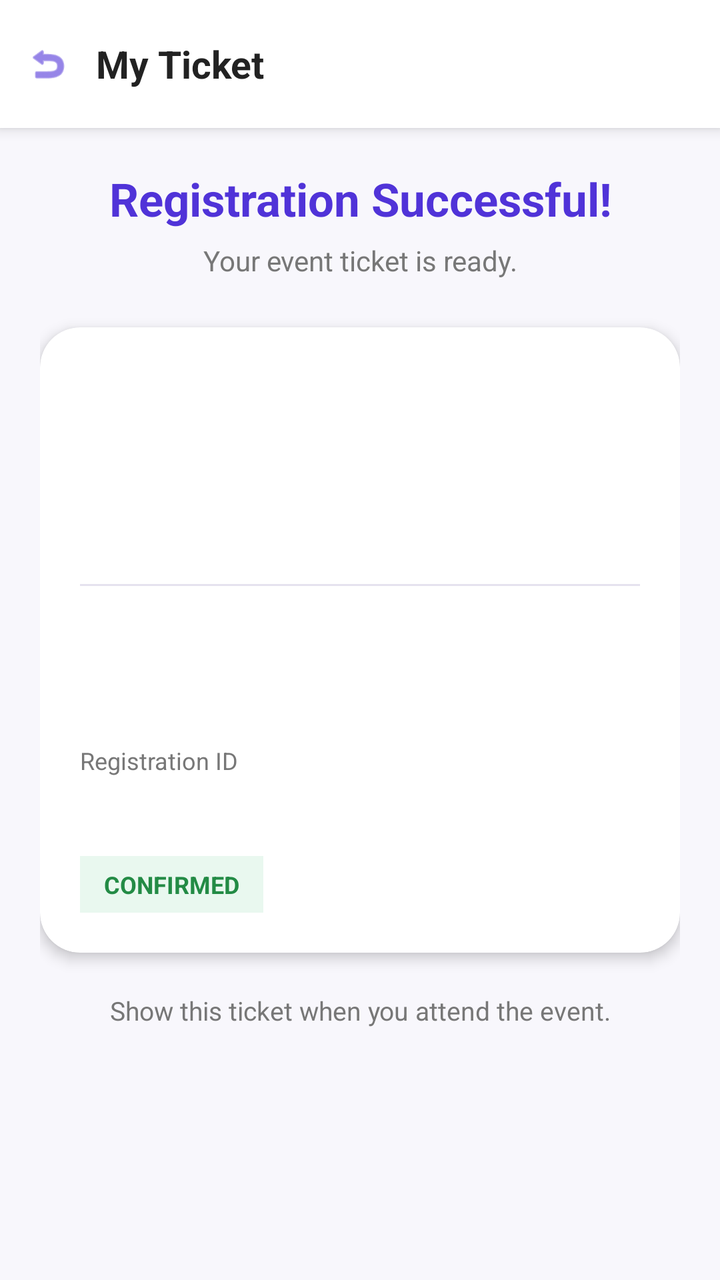
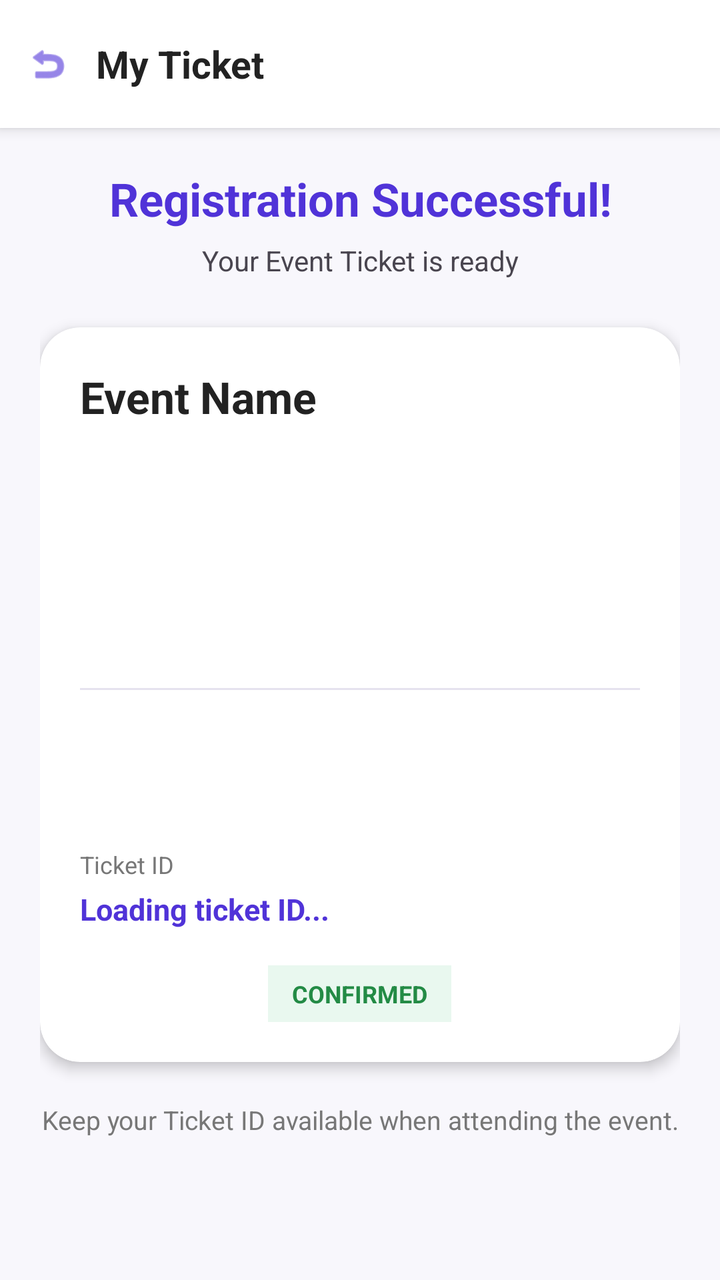

Before-and-after screenshots of an Android layout around one commit, followed by the original layout XML and the change that was made.
<!-- AndroidManifest.xml: application theme Theme.EventSphere -->
<!-- res/layout/activity_ticket.xml -->
<?xml version="1.0" encoding="utf-8"?>
<androidx.constraintlayout.widget.ConstraintLayout
    xmlns:android="http://schemas.android.com/apk/res/android"
    xmlns:app="http://schemas.android.com/apk/res-auto"
    android:layout_width="match_parent"
    android:layout_height="match_parent"
    android:background="#F8F7FC">

    

    <LinearLayout
        android:id="@+id/topBar"
        android:layout_width="0dp"
        android:layout_height="64dp"
        android:orientation="horizontal"
        android:gravity="center_vertical"
        android:background="@android:color/white"
        android:elevation="4dp"
        app:layout_constraintTop_toTopOf="parent"
        app:layout_constraintStart_toStartOf="parent"
        app:layout_constraintEnd_toEndOf="parent">

        <ImageView
            android:id="@+id/btnBack"
            android:layout_width="48dp"
            android:layout_height="48dp"
            android:padding="13dp"
            android:src="@android:drawable/ic_menu_revert"
            app:tint="#5033D8"
            android:contentDescription="Back" />

        <TextView
            android:layout_width="wrap_content"
            android:layout_height="wrap_content"
            android:text="My Ticket"
            android:textColor="#222222"
            android:textSize="19sp"
            android:textStyle="bold" />

    </LinearLayout>


    

    <ScrollView
        android:layout_width="0dp"
        android:layout_height="0dp"
        android:fillViewport="true"
        android:scrollbars="none"
        app:layout_constraintTop_toBottomOf="@id/topBar"
        app:layout_constraintBottom_toBottomOf="parent"
        app:layout_constraintStart_toStartOf="parent"
        app:layout_constraintEnd_toEndOf="parent">

        <LinearLayout
            android:layout_width="match_parent"
            android:layout_height="wrap_content"
            android:orientation="vertical"
            android:padding="20dp">

            

            <TextView
                android:layout_width="match_parent"
                android:layout_height="wrap_content"
                android:gravity="center"
                android:text="Registration Successful!"
                android:textColor="#5033D8"
                android:textSize="23sp"
                android:textStyle="bold" />

            <TextView
                android:layout_width="match_parent"
                android:layout_height="wrap_content"
                android:layout_marginTop="6dp"
                android:gravity="center"
                android:text="Your event ticket is ready."
                android:textColor="#777777"
                android:textSize="14sp" />


            

            <androidx.cardview.widget.CardView
                android:id="@+id/ticketCard"
                android:layout_width="match_parent"
                android:layout_height="wrap_content"
                android:layout_marginTop="24dp"
                app:cardBackgroundColor="@android:color/white"
                app:cardCornerRadius="20dp"
                app:cardElevation="4dp">

                <LinearLayout
                    android:layout_width="match_parent"
                    android:layout_height="wrap_content"
                    android:orientation="vertical"
                    android:padding="20dp">

                    

                    <TextView
                        android:id="@+id/tvEventTitle"
                        android:layout_width="match_parent"
                        android:layout_height="wrap_content"
                        android:textColor="#222222"
                        android:textSize="22sp"
                        android:textStyle="bold" />


                    

                    <TextView
                        android:id="@+id/tvEventDate"
                        android:layout_width="match_parent"
                        android:layout_height="wrap_content"
                        android:layout_marginTop="14dp"
                        android:textColor="#555555"
                        android:textSize="14sp" />


                    

                    <TextView
                        android:id="@+id/tvEventVenue"
                        android:layout_width="match_parent"
                        android:layout_height="wrap_content"
                        android:layout_marginTop="7dp"
                        android:textColor="#555555"
                        android:textSize="14sp" />


                    

                    <View
                        android:layout_width="match_parent"
                        android:layout_height="1dp"
                        android:layout_marginTop="20dp"
                        android:background="#E5E2EF" />


                    

                    <TextView
                        android:id="@+id/tvUserName"
                        android:layout_width="match_parent"
                        android:layout_height="wrap_content"
                        android:layout_marginTop="18dp"
                        android:textColor="#222222"
                        android:textSize="15sp"
                        android:textStyle="bold" />

                    <TextView
                        android:id="@+id/tvUserEmail"
                        android:layout_width="match_parent"
                        android:layout_height="wrap_content"
                        android:layout_marginTop="5dp"
                        android:textColor="#777777"
                        android:textSize="13sp" />


                    

                    <TextView
                        android:layout_width="match_parent"
                        android:layout_height="wrap_content"
                        android:layout_marginTop="18dp"
                        android:text="Registration ID"
                        android:textColor="#777777"
                        android:textSize="12sp" />

                    <TextView
                        android:id="@+id/tvRegistrationId"
                        android:layout_width="match_parent"
                        android:layout_height="wrap_content"
                        android:layout_marginTop="4dp"
                        android:textColor="#5033D8"
                        android:textSize="13sp"
                        android:textStyle="bold" />


                    

                    <TextView
                        android:id="@+id/tvStatus"
                        android:layout_width="wrap_content"
                        android:layout_height="wrap_content"
                        android:layout_marginTop="18dp"
                        android:background="#E9F8EF"
                        android:paddingStart="12dp"
                        android:paddingTop="6dp"
                        android:paddingEnd="12dp"
                        android:paddingBottom="6dp"
                        android:text="CONFIRMED"
                        android:textColor="#238B45"
                        android:textSize="12sp"
                        android:textStyle="bold" />

                </LinearLayout>

            </androidx.cardview.widget.CardView>


            <TextView
                android:layout_width="match_parent"
                android:layout_height="wrap_content"
                android:layout_marginTop="20dp"
                android:gravity="center"
                android:text="Show this ticket when you attend the event."
                android:textColor="#777777"
                android:textSize="13sp" />

        </LinearLayout>

    </ScrollView>

</androidx.constraintlayout.widget.ConstraintLayout>
<!-- resources referenced by this layout -->
<resources>
  <style name="Theme.EventSphere" parent="Base.Theme.EventSphere" />
  <style name="Base.Theme.EventSphere" parent="Theme.Material3.DayNight.NoActionBar">
          
          
      </style>
</resources>

<!-- the commit's change to res/layout/activity_ticket.xml (unified diff, before → after) -->
@@ -7,7 +7,6 @@
     android:background="#F8F7FC">
 
     
-
     <LinearLayout
         android:id="@+id/topBar"
         android:layout_width="0dp"
@@ -39,9 +38,7 @@
 
     </LinearLayout>
 
-
     
-
     <ScrollView
         android:layout_width="0dp"
         android:layout_height="0dp"
@@ -58,8 +55,6 @@
             android:orientation="vertical"
             android:padding="20dp">
 
-            
-
             <TextView
                 android:layout_width="match_parent"
                 android:layout_height="wrap_content"
@@ -74,13 +69,10 @@
                 android:layout_height="wrap_content"
                 android:layout_marginTop="6dp"
                 android:gravity="center"
-                android:text="Your event ticket is ready."
-                android:textColor="#777777"
+                android:text="Your Event Ticket is ready"
                 android:textSize="14sp" />
 
-
             
-
             <androidx.cardview.widget.CardView
                 android:id="@+id/ticketCard"
                 android:layout_width="match_parent"
@@ -97,18 +89,16 @@
                     android:padding="20dp">
 
                     
-
                     <TextView
                         android:id="@+id/tvEventTitle"
                         android:layout_width="match_parent"
                         android:layout_height="wrap_content"
+                        android:text="Event Name"
                         android:textColor="#222222"
                         android:textSize="22sp"
                         android:textStyle="bold" />
 
-
-                    
-
+                    
                     <TextView
                         android:id="@+id/tvEventDate"
                         android:layout_width="match_parent"
@@ -117,9 +107,16 @@
                         android:textColor="#555555"
                         android:textSize="14sp" />
 
-
-                    
-
+                    
+                    <TextView
+                        android:id="@+id/tvEventTime"
+                        android:layout_width="match_parent"
+                        android:layout_height="wrap_content"
+                        android:layout_marginTop="7dp"
+                        android:textColor="#555555"
+                        android:textSize="14sp" />
+
+                    
                     <TextView
                         android:id="@+id/tvEventVenue"
                         android:layout_width="match_parent"
@@ -128,18 +125,23 @@
                         android:textColor="#555555"
                         android:textSize="14sp" />
 
-
-                    
-
+                    
+                    <TextView
+                        android:id="@+id/tvEventCity"
+                        android:layout_width="match_parent"
+                        android:layout_height="wrap_content"
+                        android:layout_marginTop="7dp"
+                        android:textColor="#555555"
+                        android:textSize="14sp" />
+
+                    
                     <View
                         android:layout_width="match_parent"
                         android:layout_height="1dp"
                         android:layout_marginTop="20dp"
                         android:background="#E5E2EF" />
 
-
-                    
-
+                    
                     <TextView
                         android:id="@+id/tvUserName"
                         android:layout_width="match_parent"
@@ -149,6 +151,7 @@
                         android:textSize="15sp"
                         android:textStyle="bold" />
 
+                    
                     <TextView
                         android:id="@+id/tvUserEmail"
                         android:layout_width="match_parent"
@@ -157,33 +160,32 @@
                         android:textColor="#777777"
                         android:textSize="13sp" />
 
-
-                    
-
+                    
                     <TextView
                         android:layout_width="match_parent"
                         android:layout_height="wrap_content"
                         android:layout_marginTop="18dp"
-                        android:text="Registration ID"
+                        android:text="Ticket ID"
                         android:textColor="#777777"
                         android:textSize="12sp" />
 
+                    
                     <TextView
                         android:id="@+id/tvRegistrationId"
                         android:layout_width="match_parent"
                         android:layout_height="wrap_content"
                         android:layout_marginTop="4dp"
+                        android:text="Loading ticket ID..."
                         android:textColor="#5033D8"
-                        android:textSize="13sp"
-                        android:textStyle="bold" />
-
-
-                    
-
+                        android:textSize="15sp"
+                        android:textStyle="bold" />
+
+                    
                     <TextView
                         android:id="@+id/tvStatus"
                         android:layout_width="wrap_content"
                         android:layout_height="wrap_content"
+                        android:layout_gravity="center_horizontal"
                         android:layout_marginTop="18dp"
                         android:background="#E9F8EF"
                         android:paddingStart="12dp"
@@ -199,13 +201,13 @@
 
             </androidx.cardview.widget.CardView>
 
-
             <TextView
                 android:layout_width="match_parent"
                 android:layout_height="wrap_content"
                 android:layout_marginTop="20dp"
+                android:layout_marginBottom="20dp"
                 android:gravity="center"
-                android:text="Show this ticket when you attend the event."
+                android:text="Keep your Ticket ID available when attending the event."
                 android:textColor="#777777"
                 android:textSize="13sp" />
 
